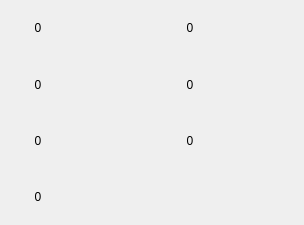
First picture: the form in Agricola_Front/PersonalField/personal_resource.ui, repository kimmoney/Agricola, before the edit.
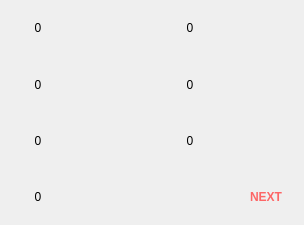
Second picture: the form after the edit. The open tabs and pages were chosen to show the change. Icons and pictures are not drawn.

Commit message: NOW&NEXT 표기, 점수표 추가, 쓸 데 없는 파일 삭제

What changed in the file:
```diff
--- a/Agricola_Front/PersonalField/personal_resource.ui
+++ b/Agricola_Front/PersonalField/personal_resource.ui
@@ -620,22 +620,6 @@
            </property>
           </widget>
          </item>
-         <item row="3" column="3">
-          <widget class="QLabel" name="pushButton_19">
-           <property name="sizePolicy">
-            <sizepolicy hsizetype="Minimum" vsizetype="Minimum">
-             <horstretch>0</horstretch>
-             <verstretch>0</verstretch>
-            </sizepolicy>
-           </property>
-           <property name="text">
-            <string/>
-           </property>
-           <property name="alignment">
-            <set>Qt::AlignCenter</set>
-           </property>
-          </widget>
-         </item>
          <item row="1" column="1">
           <widget class="QLabel" name="pushButton_20">
            <property name="sizePolicy">
@@ -671,16 +655,21 @@
            </property>
           </widget>
          </item>
-         <item row="3" column="2">
-          <widget class="QLabel" name="pushButton_18">
+         <item row="3" column="3">
+          <widget class="QLabel" name="turn_info_2">
            <property name="sizePolicy">
             <sizepolicy hsizetype="Minimum" vsizetype="Minimum">
              <horstretch>0</horstretch>
              <verstretch>0</verstretch>
             </sizepolicy>
            </property>
+           <property name="styleSheet">
+            <string notr="true">font: 70 17pt &quot;American Typewriter&quot;;
+font-weight: 550;
+color: rgb(253, 102, 102);</string>
+           </property>
            <property name="text">
-            <string/>
+            <string>NEXT</string>
            </property>
            <property name="alignment">
             <set>Qt::AlignCenter</set>
```
Left out of the diff: 98 changed lines with no effect on the pictures. The commit also changes 17 other files.
